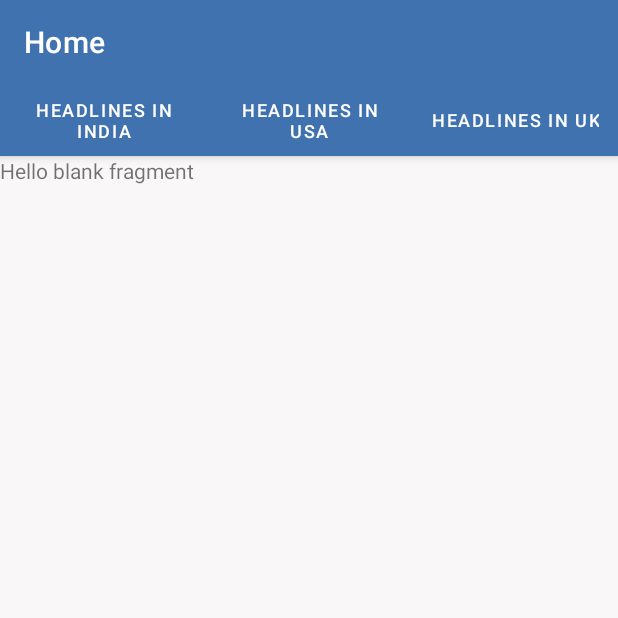
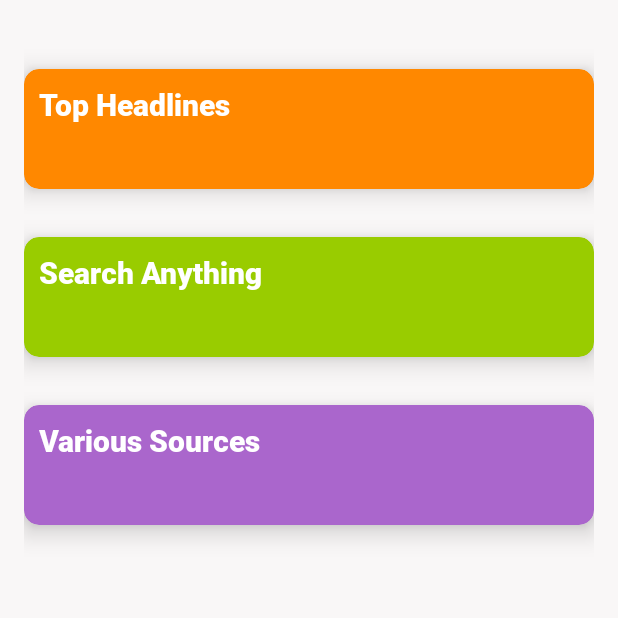
Before and after one commit to IronClad1607/Red-Carpet-Internship-Task, an Android app: the screen it shows after launch (HomeActivity), on a phone screen of 412 x 824 dp, the top half of it. Run offline under Robolectric (Android 15) with nearby library versions, the phone set to English and light mode, and no system bars.

Commit message:
home activty and other activities added

```diff
--- a/app/src/main/java/com/ishaanjain/redcarpetinternship/ui/view/HomeActivity.kt
+++ b/app/src/main/java/com/ishaanjain/redcarpetinternship/ui/view/HomeActivity.kt
@@ -3,45 +3,27 @@ package com.ishaanjain.redcarpetinternship.ui.view
 import android.content.Intent
 import androidx.appcompat.app.AppCompatActivity
 import android.os.Bundle
-import com.google.android.material.tabs.TabLayout
 import com.ishaanjain.redcarpetinternship.R
-import com.ishaanjain.redcarpetinternship.ui.adapters.ViewPagerAdapter
 import kotlinx.android.synthetic.main.activity_home.*
 
 class HomeActivity : AppCompatActivity() {
     override fun onCreate(savedInstanceState: Bundle?) {
         super.onCreate(savedInstanceState)
         setContentView(R.layout.activity_home)
-        setSupportActionBar(toolbar)
-        supportActionBar?.title = "Home"
 
-        tabLayout.addTab(tabLayout.newTab().setText("Headlines in India"))
-        tabLayout.addTab(tabLayout.newTab().setText("Headlines in USA"))
-        tabLayout.addTab(tabLayout.newTab().setText("Headlines in UK"))
-        tabLayout.tabGravity = TabLayout.GRAVITY_FILL
+        cvTopHeadlines.setOnClickListener {
+            val topIntent = Intent(this, TopHeadlineActivity::class.java)
+            startActivity(topIntent)
+        }
 
-        val mAdapter = ViewPagerAdapter(supportFragmentManager, tabLayout.tabCount)
-        viewPager.adapter = mAdapter
+        cvSearch.setOnClickListener {
+            val searchIntent = Intent(this, TopHeadlineActivity::class.java)
+            startActivity(searchIntent)
+        }
 
-        viewPager.addOnPageChangeListener(TabLayout.TabLayoutOnPageChangeListener(tabLayout))
-
-        tabLayout.addOnTabSelectedListener(object : TabLayout.OnTabSelectedListener {
-            override fun onTabSelected(tab: TabLayout.Tab?) {
-                viewPager.currentItem = tab!!.position
-            }
-
-            override fun onTabUnselected(tab: TabLayout.Tab?) {
-
-            }
-
-            override fun onTabReselected(tab: TabLayout.Tab?) {
-                viewPager.currentItem = tab!!.position
-            }
-
-        })
-    }
-
-    override fun onBackPressed() {
-        finishAffinity()
+        cvSources.setOnClickListener {
+            val sourceIntent = Intent(this, TopHeadlineActivity::class.java)
+            startActivity(sourceIntent)
+        }
     }
 }
--- a/app/src/main/res/layout/activity_home.xml
+++ b/app/src/main/res/layout/activity_home.xml
@@ -5,39 +5,79 @@
     android:layout_width="match_parent"
     android:layout_height="match_parent"
     android:background="@color/colorBack"
+    android:padding="@dimen/paddingActivity"
+    android:theme="@style/AppTheme.NoActionBar"
     tools:context=".ui.view.HomeActivity">
 
-    <com.google.android.material.appbar.AppBarLayout
-        android:id="@+id/appBar"
-        android:layout_width="match_parent"
-        android:layout_height="wrap_content"
-        app:layout_constraintLeft_toLeftOf="parent"
-        app:layout_constraintRight_toRightOf="parent"
+    <com.google.android.material.card.MaterialCardView
+        android:id="@+id/cvTopHeadlines"
+        android:layout_width="0dp"
+        android:layout_height="80dp"
+        android:layout_marginTop="30dp"
+        app:cardBackgroundColor="@android:color/holo_orange_dark"
+        app:cardCornerRadius="10dp"
+        app:cardElevation="10dp"
+        app:layout_constraintBottom_toTopOf="@id/cvSearch"
+        app:layout_constraintEnd_toEndOf="parent"
+        app:layout_constraintStart_toStartOf="parent"
         app:layout_constraintTop_toTopOf="parent">
 
-        <androidx.appcompat.widget.Toolbar
-            android:id="@+id/toolbar"
+        <TextView
             android:layout_width="match_parent"
-            android:layout_height="?attr/actionBarSize"
-            android:background="@color/colorPrimary"
-            app:titleTextColor="@android:color/white" />
+            android:layout_height="match_parent"
+            android:layout_marginStart="10dp"
+            android:layout_marginTop="10dp"
+            android:fontFamily="@font/roboto_black"
+            android:text="@string/top_headlines"
+            android:textColor="@android:color/white"
+            android:textSize="20sp" />
+    </com.google.android.material.card.MaterialCardView>
 
-        <com.google.android.material.tabs.TabLayout
-            android:id="@+id/tabLayout"
+    <com.google.android.material.card.MaterialCardView
+        android:id="@+id/cvSearch"
+        android:layout_width="0dp"
+        android:layout_height="80dp"
+        android:layout_marginTop="32dp"
+        app:cardBackgroundColor="@android:color/holo_green_light"
+        app:cardCornerRadius="10dp"
+        app:cardElevation="10dp"
+        app:layout_constraintBottom_toTopOf="@id/cvSources"
+        app:layout_constraintEnd_toEndOf="parent"
+        app:layout_constraintStart_toStartOf="parent"
+        app:layout_constraintTop_toBottomOf="@id/cvTopHeadlines">
+
+        <TextView
             android:layout_width="match_parent"
-            android:layout_height="wrap_content"
-            android:background="@color/colorPrimary"
-            app:tabTextColor="@android:color/white" />
+            android:layout_height="match_parent"
+            android:layout_marginStart="10dp"
+            android:layout_marginTop="10dp"
+            android:fontFamily="@font/roboto_black"
+            android:text="@string/search_anything"
+            android:textColor="@android:color/white"
+            android:textSize="20sp" />
+    </com.google.android.material.card.MaterialCardView>
 
-    </com.google.android.material.appbar.AppBarLayout>
+    <com.google.android.material.card.MaterialCardView
+        android:id="@+id/cvSources"
+        android:layout_width="0dp"
+        android:layout_height="80dp"
+        android:layout_marginTop="32dp"
+        app:cardBackgroundColor="@android:color/holo_purple"
+        app:cardCornerRadius="10dp"
+        app:cardElevation="10dp"
+        app:layout_constraintEnd_toEndOf="parent"
+        app:layout_constraintStart_toStartOf="parent"
+        app:layout_constraintTop_toBottomOf="@id/cvSearch">
 
-    <androidx.viewpager.widget.ViewPager
-        android:id="@+id/viewPager"
-        android:layout_width="0dp"
-        android:layout_height="0dp"
-        app:layout_constraintBottom_toBottomOf="parent"
-        app:layout_constraintLeft_toLeftOf="parent"
-        app:layout_constraintRight_toRightOf="parent"
-        app:layout_constraintTop_toBottomOf="@id/appBar" />
+        <TextView
+            android:layout_width="match_parent"
+            android:layout_height="match_parent"
+            android:layout_marginStart="10dp"
+            android:layout_marginTop="10dp"
+            android:fontFamily="@font/roboto_black"
+            android:text="@string/various_sources"
+            android:textColor="@android:color/white"
+            android:textSize="20sp" />
+    </com.google.android.material.card.MaterialCardView>
 
 </androidx.constraintlayout.widget.ConstraintLayout>
--- a/app/src/main/res/values/strings.xml
+++ b/app/src/main/res/values/strings.xml
@@ -3,4 +3,7 @@
     <string name="news_app">News App</string>
     <!-- TODO: Remove or change this placeholder text -->
     <string name="hello_blank_fragment">Hello blank fragment</string>
+    <string name="top_headlines">Top Headlines</string>
+    <string name="search_anything">Search Anything</string>
+    <string name="various_sources">Various Sources</string>
 </resources>
```
Also changed, not shown: app/src/main/AndroidManifest.xml (+6 -2 lines), app/src/main/java/com/ishaanjain/redcarpetinternship/ui/view/SearchActivity.kt (added, +12 -0 lines), app/src/main/java/com/ishaanjain/redcarpetinternship/ui/view/SourceActivity.kt (added, +12 -0 lines), app/src/main/java/com/ishaanjain/redcarpetinternship/ui/view/TopHeadlineActivity.kt (added, +46 -0 lines), app/src/main/res/layout/activity_search.xml (added, +9 -0 lines), app/src/main/res/layout/activity_source.xml (added, +9 -0 lines), app/src/main/res/layout/activity_top_headline.xml (added, +43 -0 lines).
